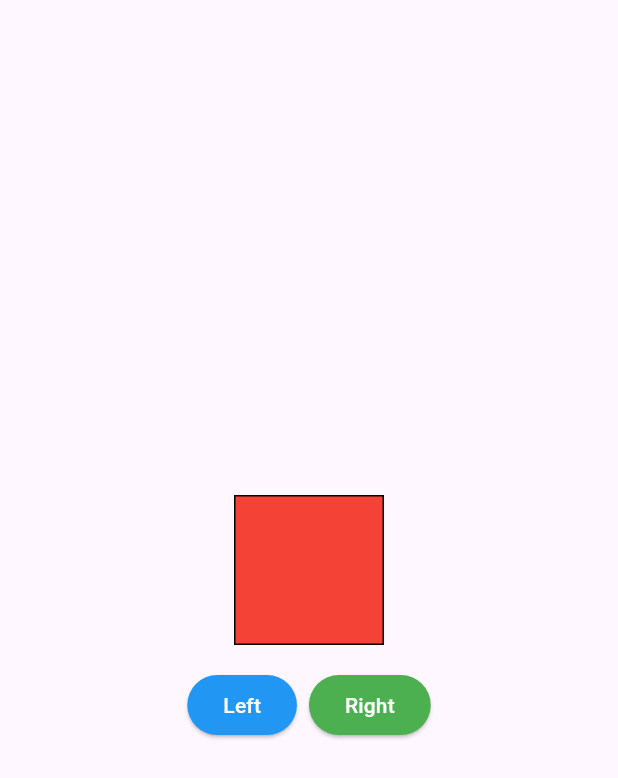
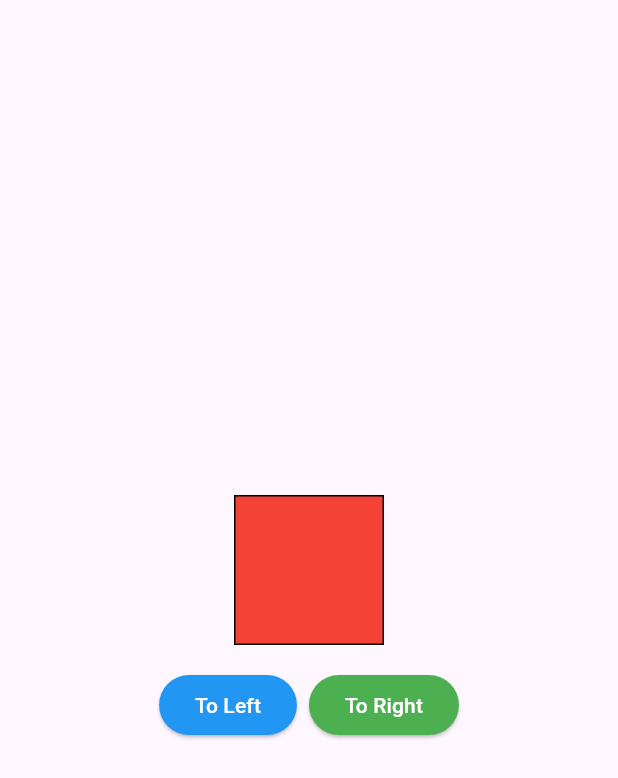
Before and after one commit to mustapha-amin/moving_square, a Flutter app: the screen it shows after launch, on a phone screen of 412 x 824 dp. Shown: the top 778 px of the screen. Run offline on Flutter 3.47's test engine with Material 3 defaults, Android fonts, the phone set to English and light mode, and no system bars.

Commit message:
fixed naming

```diff
--- a/lib/main.dart
+++ b/lib/main.dart
@@ -71,7 +71,7 @@ class SquareAnimationState extends State<SquareAnimation> {
                   }
                 },
                 child: const Text(
-                  'Left',
+                  'To Left',
                   style: TextStyle(color: Colors.white),
                 ),
               ),
@@ -92,7 +92,7 @@ class SquareAnimationState extends State<SquareAnimation> {
                   }
                 },
                 child: const Text(
-                  'Right',
+                  'To Right',
                   style: TextStyle(color: Colors.white),
                 ),
               ),
```
